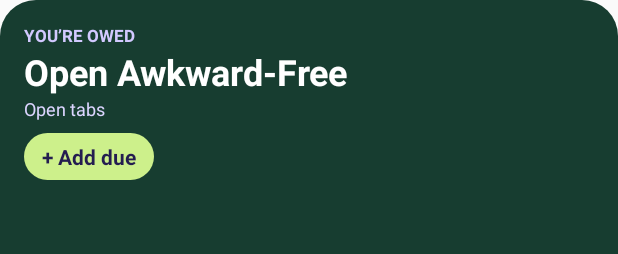
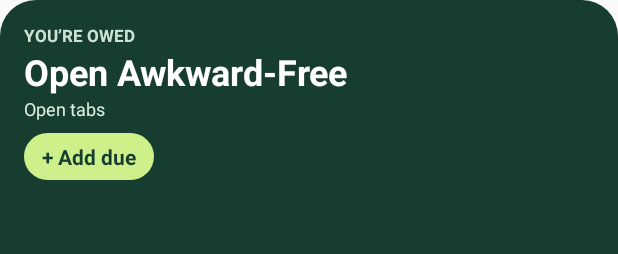
Before and after one commit to Punith-Singh/awkward-free, an Android app built with Jetpack Compose: the layout widget_balance.xml on its own in the app's theme, with its tools: preview values and no code run, on a phone screen of 412 x 824 dp. Shown: the top 254 px of the screen. Run offline under Robolectric (Android 15) with nearby library versions, the phone set to English and light mode, and no system bars.

Commit message:
Match the widget to the new theme

```diff
--- a/app/src/main/res/layout/widget_balance.xml
+++ b/app/src/main/res/layout/widget_balance.xml
@@ -4,12 +4,12 @@
     android:orientation="vertical" android:padding="16dp"
     android:background="@drawable/widget_background">
     <TextView android:layout_width="match_parent" android:layout_height="wrap_content"
-        android:text="YOU’RE OWED" android:textColor="#D2C9FF" android:textSize="11sp" android:textStyle="bold" />
+        android:text="YOU’RE OWED" android:textColor="#CDE3D5" android:textSize="11sp" android:textStyle="bold" />
     <TextView android:id="@+id/widget_amount" android:layout_width="match_parent" android:layout_height="wrap_content"
         android:text="Open Awkward-Free" android:textColor="#FFFFFF" android:textSize="24sp" android:textStyle="bold" android:maxLines="1" />
     <TextView android:id="@+id/widget_open_count" android:layout_width="match_parent" android:layout_height="wrap_content"
-        android:text="Open tabs" android:textColor="#DCD5FF" android:textSize="12sp" />
+        android:text="Open tabs" android:textColor="#DCEDE1" android:textSize="12sp" />
     <TextView android:id="@+id/widget_add" android:layout_width="wrap_content" android:layout_height="wrap_content"
         android:layout_marginTop="8dp" android:paddingHorizontal="12dp" android:paddingVertical="6dp"
-        android:background="@drawable/widget_button" android:text="+ Add due" android:textColor="#241D50" android:textStyle="bold" />
+        android:background="@drawable/widget_button" android:text="+ Add due" android:textColor="#173D30" android:textStyle="bold" />
 </LinearLayout>
```
